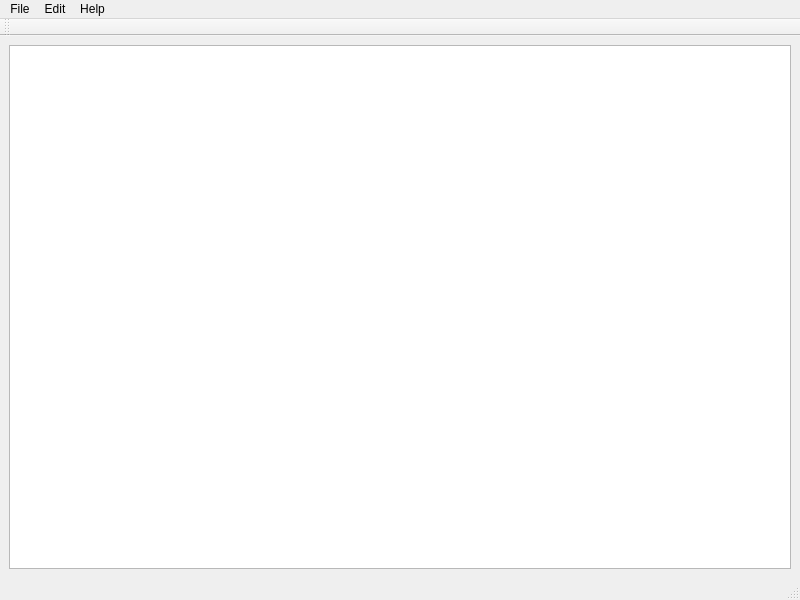
The window that QuickPad/mainwindow.ui (RomanRashevskyi/QtHomework) describes before a commit, drawn with Qt 5.
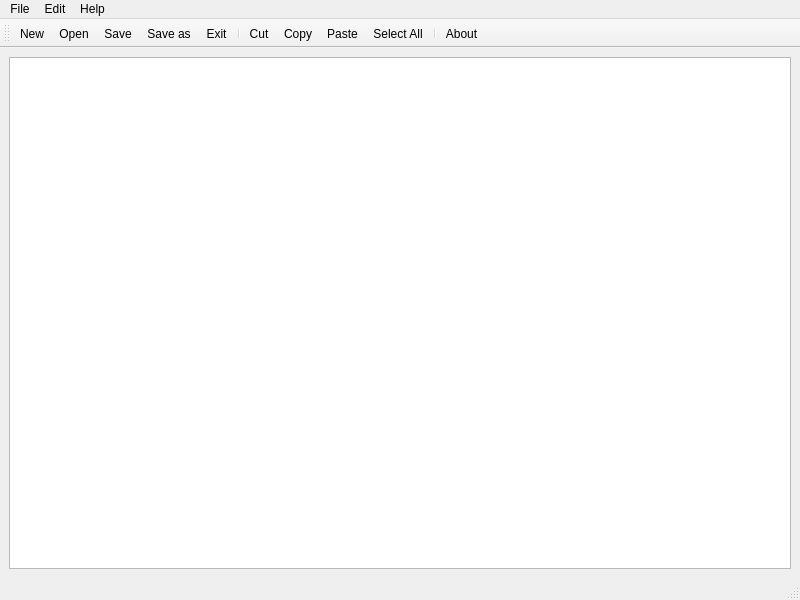
The same window after the commit. Icons and pictures are not drawn.

Commit message: finished design

Patch:
```diff
--- a/QuickPad/mainwindow.ui
+++ b/QuickPad/mainwindow.ui
@@ -69,6 +69,18 @@
    <attribute name="toolBarBreak">
     <bool>false</bool>
    </attribute>
+   <addaction name="actionNew"/>
+   <addaction name="actionOpen"/>
+   <addaction name="actionSave"/>
+   <addaction name="actionSave_as"/>
+   <addaction name="actionExit"/>
+   <addaction name="separator"/>
+   <addaction name="actionCut"/>
+   <addaction name="actionCopy"/>
+   <addaction name="actionPaste"/>
+   <addaction name="actionSelect_All"/>
+   <addaction name="separator"/>
+   <addaction name="actionAbout"/>
   </widget>
   <action name="actionNew">
    <property name="text">
```
Left out of the diff: 30 changed lines with no effect on the pictures.
